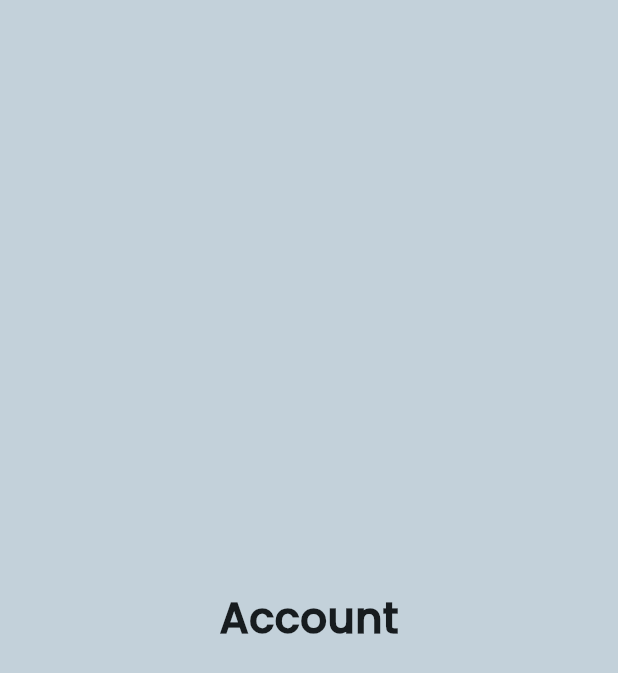
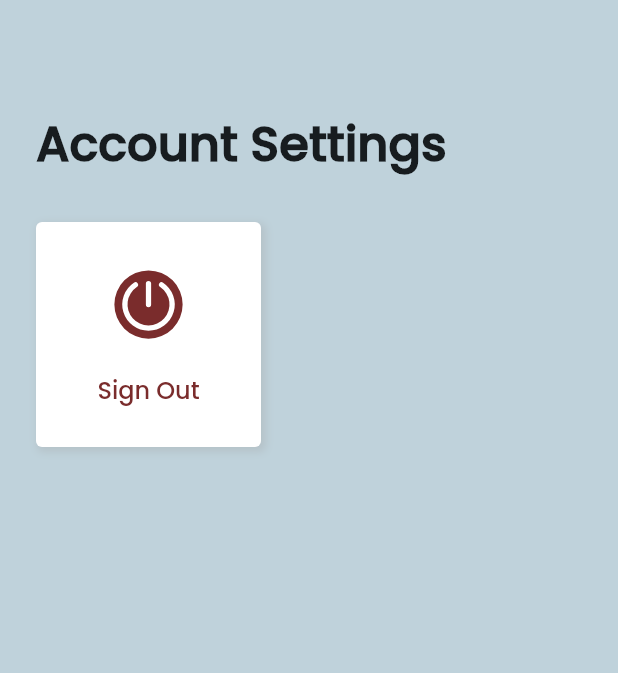
Before and after one commit to colint-designcatapult/pillorganizer, a Flutter app: the AccountScreen screen opened directly, on a phone screen of 412 x 824 dp. Shown: the top 673 px of the screen. Run offline on Flutter 3.47's test engine with Material 2 defaults, Android fonts, the light colour scheme and no system bars; drawn by our look-alikes of flutter_platform_widgets; our stand-ins replace convert, dio, dotted_border, equatable, firebase_core, firebase_messaging and 19 more; missing offline and left inert: protobuf, validatorless; accounts and stored records are empty; generated files the repository leaves out were written again; network calls fail; project files that could hold a hidden picture were left out.

Commit message:
feat: added logout (#34)

```diff
--- a/app/lib/screens/tab/account.dart
+++ b/app/lib/screens/tab/account.dart
@@ -1,21 +1,110 @@
+import 'package:app/provider/medication_provider.dart';
+import 'package:app/screens/modals/add_new_pills_modal.dart';
+import 'package:app/widgets/medication_card.dart';
 import 'package:flutter/material.dart';
+import 'package:flutter_phosphor_icons/flutter_phosphor_icons.dart';
+import 'package:provider/provider.dart';
+
+import '../../provider/authentication_provider.dart';
 
 class AccountScreen extends StatelessWidget {
   const AccountScreen({super.key});
 
   @override
   Widget build(BuildContext context) {
-    return const Scaffold(
-      backgroundColor: Color(0xFFC3D1DA),
-      body: SafeArea(
-        child: Center(
-          child: Text(
-            'Account',
-            style: TextStyle(
-              fontSize: 28.0,
-              fontWeight: FontWeight.bold,
+    return Scaffold(
+        backgroundColor: const Color(0xFFBFD2DB),
+        body: SafeArea(
+          child: Padding(
+              padding: const EdgeInsets.only(top: 75),
+              child: SingleChildScrollView(
+                  child: Column(
+                      mainAxisAlignment: MainAxisAlignment.start,
+                      crossAxisAlignment: CrossAxisAlignment.start,
+                      children: [
+                    Padding(
+                        padding: const EdgeInsets.symmetric(horizontal: 24),
+                        child: Text(
+                          'Account Settings',
+                          style: Theme.of(context)
+                              .textTheme
+                              .titleLarge
+                              ?.copyWith(fontSize: 32),
+                        )),
+                    const SizedBox(height: 8),
+                    Padding(
+                      padding: const EdgeInsets.all(24.0),
+                      child: Column(children: [
+                        Row(
+                          children: [
+                            SquareButton(
+                              color: const Color(0xFF7A2C2C),
+                              icon: PhosphorIcons.power_fill,
+                              label: "Sign Out",
+                              onPressed: () {
+                                Provider.of<AuthenticationProvider>(context,
+                                        listen: false)
+                                    .signOut(context);
+                              },
+                            )
+                          ],
+                        )
+                      ]),
+                    )
+                  ]))),
+        ));
+  }
+}
+
+class SquareButton extends StatelessWidget {
+  final IconData icon;
+  final String label;
+  final VoidCallback onPressed;
+  final Color? color;
+
+  const SquareButton(
+      {super.key,
+      required this.icon,
+      required this.label,
+      required this.onPressed,
+      this.color = const Color(0xFF043C4D)});
+
+  @override
+  Widget build(BuildContext context) {
+    return GestureDetector(
+      onTap: onPressed,
+      child: Container(
+        width: 150,
+        height: 150,
+        padding: const EdgeInsets.symmetric(horizontal: 40.0, vertical: 20.0),
+        decoration: BoxDecoration(
+          color: Colors.white,
+          borderRadius: const BorderRadius.all(
+              Radius.circular(4.0)), // Rounded square border radius
+          boxShadow: [
+            BoxShadow(
+              color: Colors.grey.withOpacity(0.3),
+              spreadRadius: 1,
+              blurRadius: 4,
+              offset: Offset(2, 2),
             ),
-          ),
+          ],
+        ),
+        child: Column(
+          mainAxisAlignment: MainAxisAlignment.center,
+          children: <Widget>[
+            Icon(
+              icon,
+              size: 56.0,
+              color: color,
+            ),
+            SizedBox(height: 20.0),
+            Text(label,
+                textAlign: TextAlign.center,
+                style: Theme.of(context).textTheme.displaySmall?.copyWith(
+                      color: color,
+                    ))
+          ],
         ),
       ),
     );
--- a/app/pubspec.yaml
+++ b/app/pubspec.yaml
@@ -71,6 +71,7 @@ dependencies:
   flutter_native_timezone: ^1.0.7
   dotted_border: ^2.1.0
   flutter_dotenv: ^5.1.0
+  flutter_phosphor_icons: ^0.0.1+6
 
 dev_dependencies:
   flutter_test:
```
Also changed, not shown: app/pubspec.lock.
